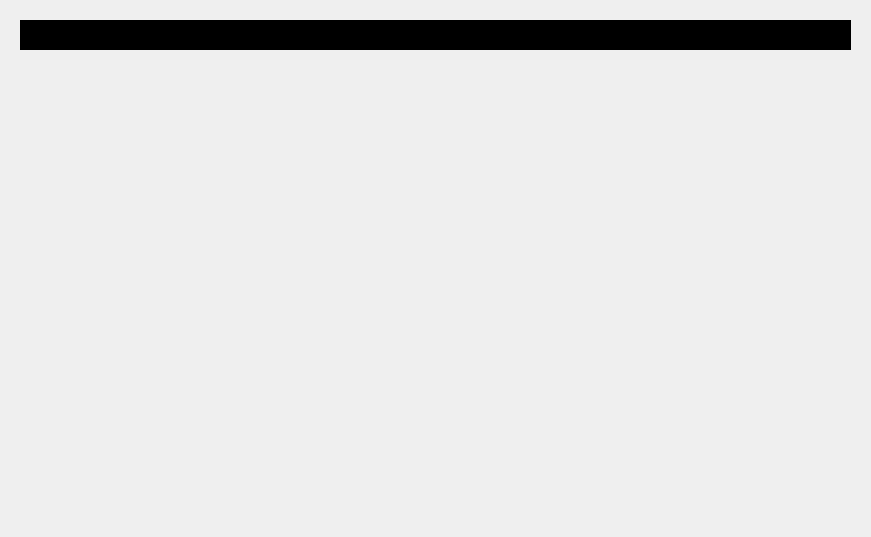
This is general.ui in LiuChip/Mountain as Qt 5 draws it before an edit. The edited form follows.
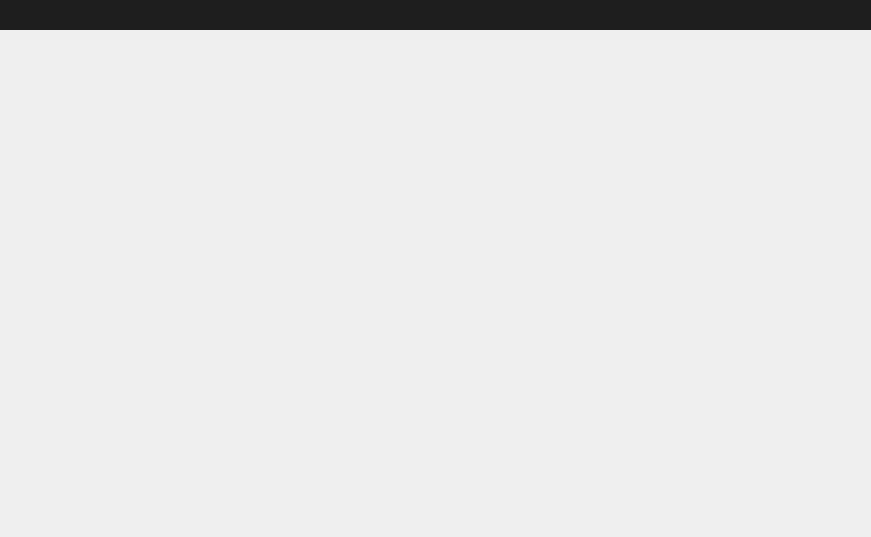
This is the edited form.

```diff
--- a/general.ui
+++ b/general.ui
@@ -13,13 +13,34 @@
   <property name="windowTitle">
    <string>Form</string>
   </property>
-  <property name="styleSheet">
-   <string notr="true"/>
-  </property>
   <layout class="QVBoxLayout" name="verticalLayout_5">
+   <property name="leftMargin">
+    <number>0</number>
+   </property>
+   <property name="topMargin">
+    <number>0</number>
+   </property>
+   <property name="rightMargin">
+    <number>0</number>
+   </property>
+   <property name="bottomMargin">
+    <number>0</number>
+   </property>
    <item>
     <widget class="QWidget" name="mainwindow_widget" native="true">
      <layout class="QVBoxLayout" name="verticalLayout_4">
+      <property name="leftMargin">
+       <number>0</number>
+      </property>
+      <property name="topMargin">
+       <number>0</number>
+      </property>
+      <property name="rightMargin">
+       <number>0</number>
+      </property>
+      <property name="bottomMargin">
+       <number>0</number>
+      </property>
       <item>
        <widget class="QWidget" name="titlebar_widget" native="true">
         <property name="maximumSize">
@@ -29,14 +50,38 @@
          </size>
         </property>
         <property name="styleSheet">
-         <string notr="true">background: black</string>
+         <string notr="true">background:#1e1e1e;</string>
         </property>
         <layout class="QVBoxLayout" name="verticalLayout_3">
+         <property name="leftMargin">
+          <number>0</number>
+         </property>
+         <property name="topMargin">
+          <number>0</number>
+         </property>
+         <property name="rightMargin">
+          <number>0</number>
+         </property>
+         <property name="bottomMargin">
+          <number>0</number>
+         </property>
          <item>
           <layout class="QHBoxLayout" name="basicLayout">
            <property name="spacing">
             <number>0</number>
            </property>
+           <property name="leftMargin">
+            <number>0</number>
+           </property>
+           <property name="topMargin">
+            <number>0</number>
+           </property>
+           <property name="rightMargin">
+            <number>0</number>
+           </property>
+           <property name="bottomMargin">
+            <number>0</number>
+           </property>
           </layout>
          </item>
         </layout>
@@ -45,6 +90,18 @@
       <item>
        <widget class="QWidget" name="content_widget" native="true">
         <layout class="QVBoxLayout" name="verticalLayout_2">
+         <property name="leftMargin">
+          <number>0</number>
+         </property>
+         <property name="topMargin">
+          <number>0</number>
+         </property>
+         <property name="rightMargin">
+          <number>0</number>
+         </property>
+         <property name="bottomMargin">
+          <number>0</number>
+         </property>
          <item>
           <layout class="QVBoxLayout" name="contentVLayout"/>
          </item>
```
